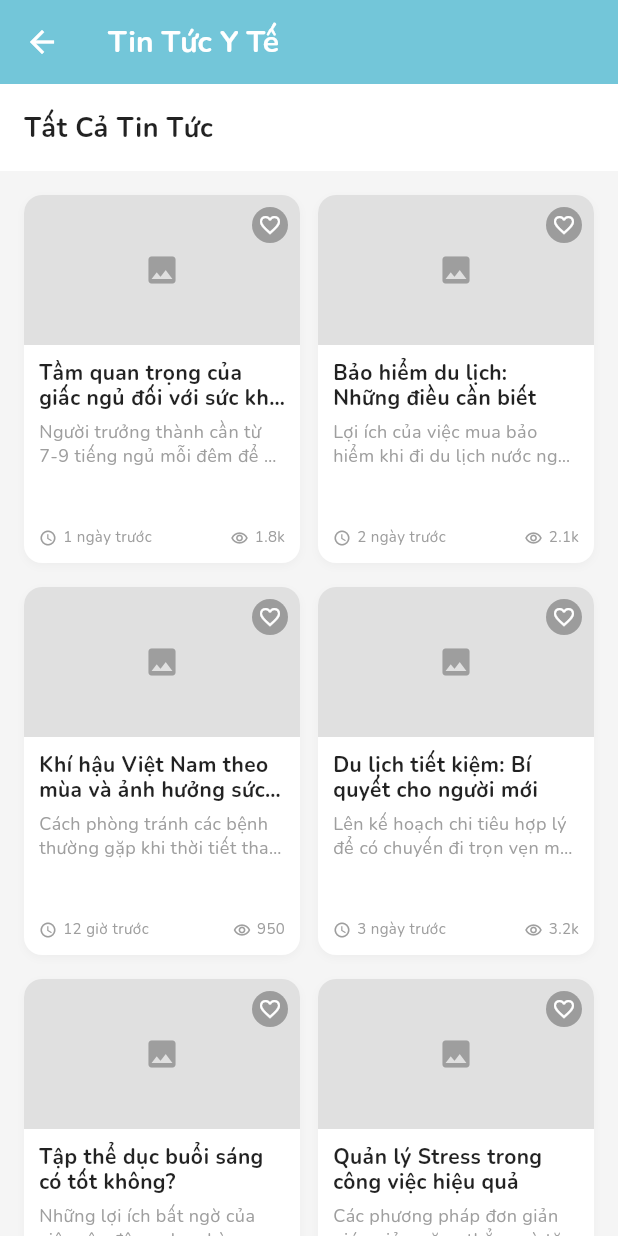
After one commit to Khanshh/P-inno, a Flutter app: the NewsScreen screen opened directly, on a phone screen of 412 x 824 dp. The commit adds this screen. Run offline on Flutter 3.47's test engine with Material 3 defaults, Android fonts, the phone set to English and light mode, and no system bars; our stand-ins replace google_fonts, smooth_page_indicator.

Commit message:
[New] Tất cả tin tức

```diff
--- a/lib/screens/home_main_screen.dart
+++ b/lib/screens/home_main_screen.dart
@@ -2,6 +2,7 @@ import 'package:flutter/material.dart';
 import 'chat_ai_screen.dart';
 import 'discover_screen.dart';
 import 'notification_screen.dart';
+import 'news_screen.dart';
 import 'profile_screen.dart';
 
 class HomeMainScreen extends StatefulWidget {
@@ -194,8 +195,8 @@ class _HomeMainScreenState extends State<HomeMainScreen> {
       padding: const EdgeInsets.symmetric(horizontal: 20),
       child: Row(
         mainAxisAlignment: MainAxisAlignment.spaceBetween,
-        children: const [
-          Text(
+        children: [
+          const Text(
             'Tin Tức Y Tế',
             style: TextStyle(
               fontSize: 18,
@@ -203,12 +204,21 @@ class _HomeMainScreenState extends State<HomeMainScreen> {
               color: Colors.black87,
             ),
           ),
-          Text(
-            'Xem tất cả >',
-            style: TextStyle(
-              fontSize: 14,
-              fontWeight: FontWeight.w600,
-              color: Color(0xFF73C6D9),
+          InkWell(
+            onTap: () {
+              Navigator.of(context).push(
+                MaterialPageRoute(
+                  builder: (_) => const NewsScreen(),
+                ),
+              );
+            },
+            child: const Text(
+              'Xem tất cả >',
+              style: TextStyle(
+                fontSize: 14,
+                fontWeight: FontWeight.w600,
+                color: Color(0xFF73C6D9),
+              ),
             ),
           ),
         ],
--- /dev/null
+++ b/lib/screens/news_screen.dart
@@ -0,0 +1,230 @@
+import 'package:flutter/material.dart';
+
+class NewsScreen extends StatelessWidget {
+  const NewsScreen({super.key});
+
+  @override
+  Widget build(BuildContext context) {
+    return Scaffold(
+      backgroundColor: Colors.white,
+      appBar: AppBar(
+        backgroundColor: const Color(0xFF73C6D9),
+        elevation: 0,
+        leading: IconButton(
+          icon: const Icon(Icons.arrow_back, color: Colors.white),
+          onPressed: () => Navigator.of(context).pop(),
+        ),
+        title: const Text(
+          'Tin Tức Y Tế',
+          style: TextStyle(
+            color: Colors.white,
+            fontWeight: FontWeight.bold,
+            fontSize: 20,
+          ),
+        ),
+        centerTitle: false,
+      ),
+      body: Column(
+        crossAxisAlignment: CrossAxisAlignment.start,
+        children: [
+          const Padding(
+            padding: EdgeInsets.all(16.0),
+            child: Text(
+              'Tất Cả Tin Tức',
+              style: TextStyle(
+                fontSize: 18,
+                fontWeight: FontWeight.bold,
+                color: Colors.black87,
+              ),
+            ),
+          ),
+          Expanded(
+            child: Container(
+              color: const Color(0xFFF5F5F5), // Light grey background for list
+              child: GridView.builder(
+                padding: const EdgeInsets.all(16),
+                gridDelegate: const SliverGridDelegateWithFixedCrossAxisCount(
+                  crossAxisCount: 2,
+                  childAspectRatio: 0.75, // Adjust for card height
+                  crossAxisSpacing: 12,
+                  mainAxisSpacing: 16,
+                ),
+                itemCount: _mockNews.length,
+                itemBuilder: (context, index) {
+                  return _NewsCard(news: _mockNews[index]);
+                },
+              ),
+            ),
+          ),
+        ],
+      ),
+    );
+  }
+}
+
+class _NewsCard extends StatelessWidget {
+  final Map<String, String> news;
+
+  const _NewsCard({required this.news});
+
+  @override
+  Widget build(BuildContext context) {
+    return Container(
+      decoration: BoxDecoration(
+        color: Colors.white,
+        borderRadius: BorderRadius.circular(12),
+        // No shadow or very light shadow as requested
+        boxShadow: [
+          BoxShadow(
+            color: Colors.black.withOpacity(0.03),
+            blurRadius: 4,
+            offset: const Offset(0, 2),
+          ),
+        ],
+      ),
+      clipBehavior: Clip.antiAlias, // To clip image corners
+      child: Column(
+        crossAxisAlignment: CrossAxisAlignment.start,
+        children: [
+          // Image Header
+          Stack(
+            children: [
+              Container(
+                height: 100, // Fixed height for image area
+                width: double.infinity,
+                color: Colors.grey[300], // Placeholder color
+                child: const Icon(Icons.image, color: Colors.grey),
+              ),
+              Positioned(
+                top: 8,
+                right: 8,
+                child: Container(
+                  padding: const EdgeInsets.all(4),
+                  decoration: BoxDecoration(
+                    color: Colors.black.withOpacity(0.3),
+                    shape: BoxShape.circle,
+                  ),
+                  child: const Icon(
+                    Icons.favorite_border,
+                    color: Colors.white,
+                    size: 16,
+                  ),
+                ),
+              ),
+            ],
+          ),
+
+          // Content
+          Expanded(
+            child: Padding(
+              padding: const EdgeInsets.all(10.0),
+              child: Column(
+                crossAxisAlignment: CrossAxisAlignment.start,
+                children: [
+                  Text(
+                    news['title']!,
+                    maxLines: 2,
+                    overflow: TextOverflow.ellipsis,
+                    style: const TextStyle(
+                      fontSize: 14,
+                      fontWeight: FontWeight.bold,
+                      color: Colors.black87,
+                      height: 1.2,
+                    ),
+                  ),
+                  const SizedBox(height: 6),
+                  Text(
+                    news['description']!,
+                    maxLines: 2,
+                    overflow: TextOverflow.ellipsis,
+                    style: const TextStyle(
+                      fontSize: 12,
+                      color: Colors.grey,
+                      height: 1.3,
+                    ),
+                  ),
+                  const Spacer(),
+                  Row(
+                    children: [
+                      const Icon(Icons.access_time, size: 12, color: Colors.grey),
+                      const SizedBox(width: 4),
+                      Text(
+                        news['time']!,
+                        style: const TextStyle(
+                          fontSize: 10,
+                          color: Colors.grey,
+                        ),
+                      ),
+                      const Spacer(),
+                      const Icon(Icons.remove_red_eye_outlined, size: 12, color: Colors.grey),
+                      const SizedBox(width: 4),
+                      Text(
+                        news['views']!,
+                        style: const TextStyle(
+                          fontSize: 10,
+                          color: Colors.grey,
+                        ),
+                      ),
+                    ],
+                  ),
+                ],
+              ),
+            ),
+          ),
+        ],
+      ),
+    );
+  }
+}
+
+// Mock Data
+final List<Map<String, String>> _mockNews = [
+  {
+    'title': 'Tầm quan trọng của giấc ngủ đối với sức khỏe',
+    'description': 'Người trưởng thành cần từ 7-9 tiếng ngủ mỗi đêm để phục hồi cơ thể và tinh thần.',
+    'time': '1 ngày trước',
+    'views': '1.8k',
+  },
+  {
+    'title': 'Bảo hiểm du lịch: Những điều cần biết',
+    'description': 'Lợi ích của việc mua bảo hiểm khi đi du lịch nước ngoài và các rủi ro được bảo vệ.',
+    'time': '2 ngày trước',
+    'views': '2.1k',
+  },
+  {
+    'title': 'Khí hậu Việt Nam theo mùa và ảnh hưởng sức khỏe',
+    'description': 'Cách phòng tránh các bệnh thường gặp khi thời tiết thay đổi thất thường.',
+    'time': '12 giờ trước',
+    'views': '950',
+  },
+  {
+    'title': 'Du lịch tiết kiệm: Bí quyết cho người mới',
+    'description': 'Lên kế hoạch chi tiêu hợp lý để có chuyến đi trọn vẹn mà không lo về giá.',
+    'time': '3 ngày trước',
+    'views': '3.2k',
+  },
+  {
+    'title': 'Tập thể dục buổi sáng có tốt không?',
+    'description': 'Những lợi ích bất ngờ của việc vận động nhẹ nhàng vào khung giờ vàng buổi sáng.',
+    'time': '5 giờ trước',
+    'views': '1.5k',
+  },
+  {
+    'title': 'Quản lý Stress trong công việc hiệu quả',
+    'description': 'Các phương pháp đơn giản giúp giảm căng thẳng và tăng năng suất làm việc.',
+    'time': '4 ngày trước',
+    'views': '4.1k',
+  },
+  {
+    'title': 'Chế độ ăn Eat Clean cho người bận rộn',
+    'description': 'Gợi ý thực đơn nhanh gọn, đầy đủ dinh dưỡng cho dân văn phòng.',
+    'time': '1 tuần trước',
+    'views': '5.5k',
+  },
+  {
+    'title': 'Lợi ích của việc uống đủ nước mỗi ngày',
+    'description': 'Nước giúp thanh lọc cơ thể, làm đẹp da và hỗ trợ giảm cân hiệu quả.',
+    'time': '1 ngày trước',
+    'views': '800',
+  },
+];
```
